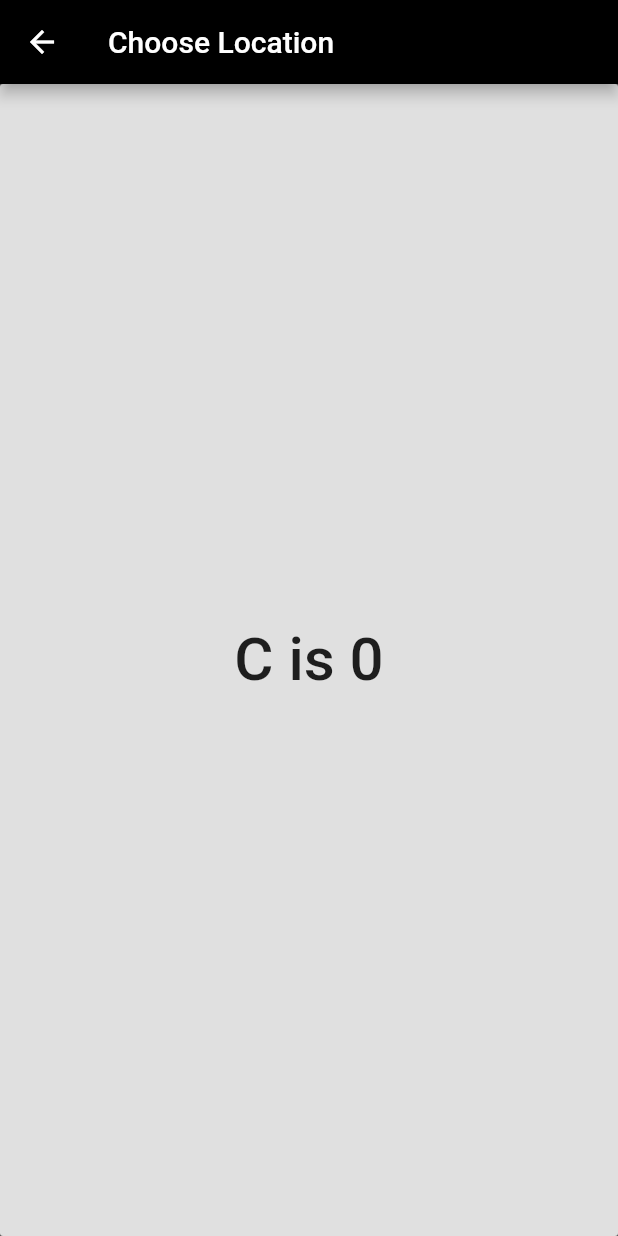
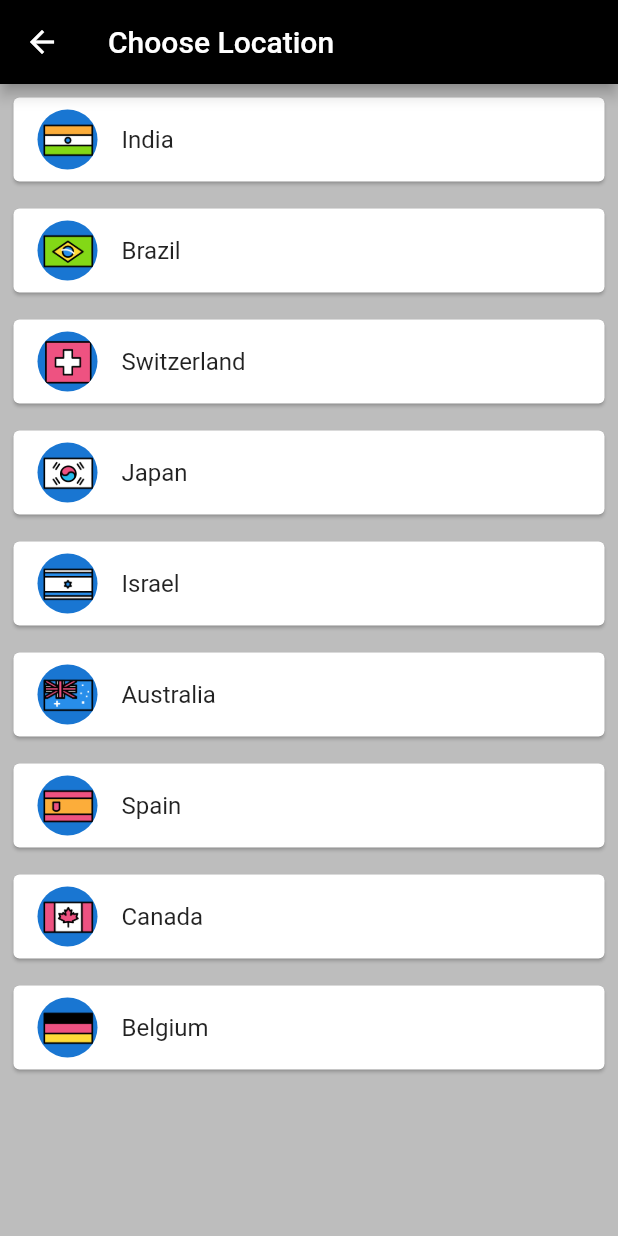
Before and after one commit to singhkunal2050/WorldTimeApp, a Flutter app: the Chooselocation screen opened by its route, on a phone screen of 412 x 824 dp. Run offline on Flutter 3.47's test engine with Material 2 defaults, Android fonts, the phone set to English and light mode, and no system bars; our stand-ins replace flutter_spinkit; network calls fail; statements that could not run were skipped.

Commit message:
added list of locations

```diff
--- a/lib/pages/chooselocation.dart
+++ b/lib/pages/chooselocation.dart
@@ -1,3 +1,4 @@
+import 'package:WorldTimeApp/pages/services/world_time.dart';
 import 'package:flutter/material.dart';
 
 class Chooselocation extends StatefulWidget {
@@ -8,30 +9,43 @@ class Chooselocation extends StatefulWidget {
 class _ChooselocationState extends State<Chooselocation> {
   int c = 0;
 
+  List locations = [
+    WorldTime(flag: 'india.png', location: 'India', url: 'Asia/Kolkata'),
+    WorldTime(flag: 'brazil.png', location: 'Brazil', url: 'America/Santiago'),
+    WorldTime(flag: 'swiss.png', location: 'Switzerland', url: 'Pacific/Funafuti'),
+    WorldTime(flag: 'japan.png', location: 'Japan', url: 'Asia/Yangon'),
+    WorldTime(flag: 'israel.png', location: 'Israel', url: 'Asia/Jerusalem'),
+    WorldTime(flag: 'australia.png', location: 'Australia', url: 'Australia/Sydney'),
+    WorldTime(flag: 'spain.png', location: 'Spain', url: 'Europe/Berlin'),
+    WorldTime(flag: 'canada.png', location: 'Canada', url: 'America/Regina'),
+    WorldTime(flag: 'belgium.png', location: 'Belgium', url: 'Europe/Brussels'),
+  ];
+
   @override
   Widget build(BuildContext context) {
     // print("build RAN");
     return SafeArea(
       child: Scaffold(
-        backgroundColor: Colors.grey[700],
+        backgroundColor: Colors.grey[400],
         appBar: AppBar(
           title: Text('Choose Location'),
           backgroundColor: Colors.black,
         ),
-        body: RaisedButton(
-          onPressed: () {
-            setState(() {
-              c = c + 1;
-            });
+        body: ListView.builder(
+          itemCount: locations.length,
+          itemBuilder: (context, index) {
+            return Padding(
+              padding: const EdgeInsets.all(5.0),
+              child: Card(
+                color: Colors.white,
+                child: ListTile(
+                  onTap: () {},
+                  leading: CircleAvatar(backgroundImage: AssetImage('assets/${locations[index].flag}'),),
+                  title: Text(locations[index].location),
+                ),
+              ),
+            );
           },
-          child: Center(
-            child: Text(
-              "C is $c",
-              style: TextStyle(
-                fontSize: 40,
-              ),
-            ),
-          ),
         ),
       ),
     );
```
Also changed, not shown: assets/australia.png (renamed from assets/newzea.png).
